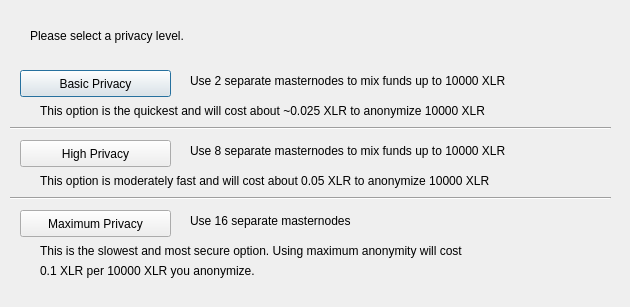
Before: the Qt Designer form src/qt/forms/obfuscationconfig.ui in cryptocrowd-xcrc/core-wallet, drawn with Qt 5.
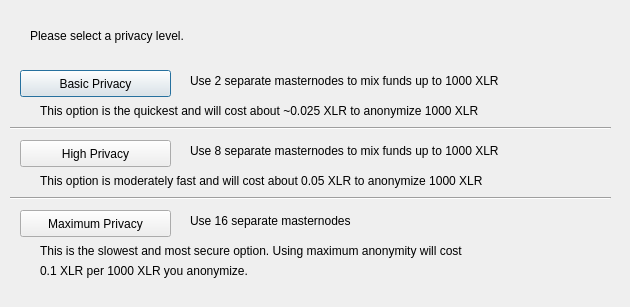
After: the same form once the commit is applied.

Commit message: Update masternode collateral

What changed in the file:
```diff
--- a/src/qt/forms/obfuscationconfig.ui
+++ b/src/qt/forms/obfuscationconfig.ui
@@ -75,7 +75,7 @@
     </rect>
    </property>
    <property name="text">
-    <string>Use 2 separate masternodes to mix funds up to 10000 XLR</string>
+    <string>Use 2 separate masternodes to mix funds up to 1000 XLR</string>
    </property>
   </widget>
   <widget class="QLabel" name="label_3">
@@ -88,7 +88,7 @@
     </rect>
    </property>
    <property name="text">
-    <string>Use 8 separate masternodes to mix funds up to 10000 XLR</string>
+    <string>Use 8 separate masternodes to mix funds up to 1000 XLR</string>
    </property>
   </widget>
   <widget class="QLabel" name="label_4">
@@ -114,7 +114,7 @@
     </rect>
    </property>
    <property name="text">
-    <string>This option is the quickest and will cost about ~0.025 XLR to anonymize 10000 XLR</string>
+    <string>This option is the quickest and will cost about ~0.025 XLR to anonymize 1000 XLR</string>
    </property>
   </widget>
   <widget class="QLabel" name="label_7">
@@ -127,7 +127,7 @@
     </rect>
    </property>
    <property name="text">
-    <string>This option is moderately fast and will cost about 0.05 XLR to anonymize 10000 XLR</string>
+    <string>This option is moderately fast and will cost about 0.05 XLR to anonymize 1000 XLR</string>
    </property>
   </widget>
   <widget class="QLabel" name="label_8">
@@ -153,7 +153,7 @@
     </rect>
    </property>
    <property name="text">
-    <string>0.1 XLR per 10000 XLR you anonymize.</string>
+    <string>0.1 XLR per 1000 XLR you anonymize.</string>
    </property>
   </widget>
   <widget class="Line" name="line">
```
The commit also changes 33 other files.
